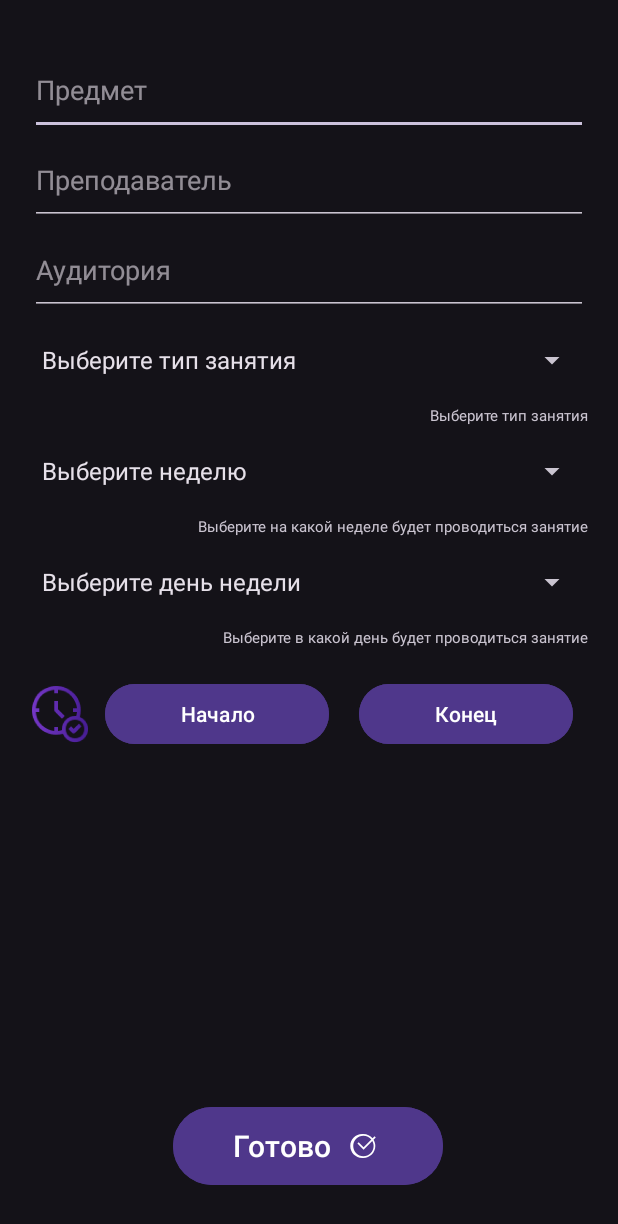
After one commit to ersnick/Schedule, an Android app: the layout activity_edit_lesson.xml on its own in the app's theme, with its tools: preview values and no code run, on a phone screen of 412 x 824 dp. The commit adds this screen. Shown: the top 1224 px of the screen. Run offline under Robolectric (Android 15) with nearby library versions, the phone set to English and light mode, and no system bars.

```diff
--- a/app/src/main/java/com/example/schedule/MainActivity.kt
+++ b/app/src/main/java/com/example/schedule/MainActivity.kt
@@ -5,6 +5,7 @@ import androidx.appcompat.app.AppCompatActivity
 import android.os.Bundle
 import android.view.inputmethod.InputBinding
 import android.widget.Button
+import android.widget.TextView
 import androidx.recyclerview.widget.LinearLayoutManager
 import androidx.recyclerview.widget.RecyclerView
 import com.example.schedule.databinding.ActivityMainBinding
--- a/app/src/main/java/com/example/schedule/addLessonActivity.kt
+++ b/app/src/main/java/com/example/schedule/addLessonActivity.kt
@@ -50,6 +50,8 @@ class addLessonActivity : AppCompatActivity() {
 
                 val db = DbHelper(this, null)
                 db.addLesson(lesson)
+
+                //TODO обработать вариант выбора "Первая и вторая"
 
                 val intent = Intent(this, MainActivity::class.java)
                 startActivity(intent)
--- /dev/null
+++ b/app/src/main/res/layout/activity_edit_lesson.xml
@@ -0,0 +1,148 @@
+<?xml version="1.0" encoding="utf-8"?>
+<androidx.constraintlayout.widget.ConstraintLayout xmlns:android="http://schemas.android.com/apk/res/android"
+    xmlns:app="http://schemas.android.com/apk/res-auto"
+    xmlns:tools="http://schemas.android.com/tools"
+    android:layout_width="match_parent"
+    android:layout_height="match_parent"
+    tools:context=".addLessonActivity">
+
+  <LinearLayout
+      android:layout_width="match_parent"
+      android:layout_height="match_parent"
+      android:layout_marginHorizontal="20dp"
+      android:layout_marginTop="30dp"
+      android:layout_marginBottom="90dp"
+      android:orientation="vertical"
+      app:layout_constraintEnd_toEndOf="parent"
+      app:layout_constraintStart_toStartOf="parent"
+      app:layout_constraintTop_toTopOf="parent">
+
+    <EditText
+        android:id="@+id/lesson_name"
+        android:layout_width="match_parent"
+        android:layout_height="60dp"
+        android:ems="10"
+        android:hint="Предмет"
+        android:inputType="text" />
+
+    <EditText
+        android:id="@+id/teacher_name"
+        android:layout_width="match_parent"
+        android:layout_height="60dp"
+        android:ems="10"
+        android:hint="Преподаватель"
+        android:inputType="text" />
+
+    <EditText
+        android:id="@+id/classroom"
+        android:layout_width="match_parent"
+        android:layout_height="60dp"
+        android:ems="10"
+        android:hint="Аудитория"
+        android:inputType="text" />
+
+    <Spinner
+        android:id="@+id/type_of_lesson"
+        android:layout_width="match_parent"
+        android:layout_height="60dp"
+        android:entries="@array/typeOfLesson"
+        android:popupBackground="?attr/popupMenuBackground" />
+
+    <TextView
+        android:id="@+id/help_type"
+        android:layout_width="match_parent"
+        android:layout_height="wrap_content"
+        android:gravity="end"
+        android:text="Выберите тип занятия"
+        android:textSize="10sp" />
+
+    <Spinner
+        android:id="@+id/number_of_week"
+        android:layout_width="match_parent"
+        android:layout_height="60dp"
+        android:entries="@array/numberOfWeek"
+        android:popupBackground="?attr/popupMenuBackground" />
+
+    <TextView
+        android:id="@+id/help_week"
+        android:layout_width="match_parent"
+        android:layout_height="wrap_content"
+        android:gravity="end"
+        android:text="Выберите на какой неделе будет проводиться занятие"
+        android:textSize="10sp" />
+
+    <Spinner
+        android:id="@+id/days"
+        android:layout_width="match_parent"
+        android:layout_height="60dp"
+        android:entries="@array/days"
+        android:popupBackground="?attr/popupMenuBackground" />
+
+    <TextView
+        android:id="@+id/help_day"
+        android:layout_width="match_parent"
+        android:layout_height="wrap_content"
+        android:gravity="end"
+        android:text="Выберите в какой день будет проводиться занятие"
+        android:textSize="10sp" />
+
+    <LinearLayout
+        android:layout_width="match_parent"
+        android:layout_height="wrap_content"
+        android:layout_marginVertical="20dp"
+        android:orientation="horizontal">
+
+      <ImageView
+          android:id="@+id/icon_view"
+          android:layout_width="40dp"
+          android:layout_height="match_parent"
+          android:src="@mipmap/ic_clock_foreground" />
+
+      <Button
+          android:id="@+id/time_start"
+          android:layout_width="wrap_content"
+          android:layout_height="wrap_content"
+          android:layout_marginHorizontal="10dp"
+          android:layout_weight="1"
+          android:backgroundTint="#4F378B"
+          android:textColor="#FFFFFF"
+          android:text="Начало" />
+
+      <Button
+          android:id="@+id/time_end"
+          android:layout_width="wrap_content"
+          android:layout_height="wrap_content"
+          android:layout_weight="1"
+          android:layout_marginHorizontal="10dp"
+          android:backgroundTint="#4F378B"
+          android:textColor="#FFFFFF"
+          android:text="Конец" />
+
+    </LinearLayout>
+
+
+
+  </LinearLayout>
+
+  <Button
+      android:id="@+id/button_done"
+      android:layout_width="180dp"
+      android:layout_height="60dp"
+      android:layout_gravity="center_horizontal"
+      android:layout_marginBottom="30dp"
+      android:backgroundTint="#4F378B"
+      android:clickable="true"
+      android:insetRight="0dp"
+      android:text="Готово"
+      android:textColor="#FFFFFF"
+      android:textSize="20sp"
+      app:icon="@drawable/ic_check_mark_foreground"
+      app:iconGravity="textEnd"
+      app:iconPadding="8dp"
+      app:iconSize="28dp"
+      app:iconTint="#FFFFFF"
+      app:layout_constraintBottom_toBottomOf="parent"
+      app:layout_constraintEnd_toEndOf="parent"
+      app:layout_constraintHorizontal_bias="0.498"
+      app:layout_constraintStart_toStartOf="parent" />
+</androidx.constraintlayout.widget.ConstraintLayout>
```
Also changed, not shown: app/src/main/java/com/example/schedule/DbHelper.kt (+27 -2 lines), app/src/main/java/com/example/schedule/EditLesson.kt (added, +11 -0 lines), app/src/main/java/com/example/schedule/LessonsAdapter.kt (+35 -2 lines), app/src/main/res/layout/lesson_in_list.xml (+15 -4 lines), app/src/main/res/layout/remove_or_edit_dialog.xml (added, +43 -0 lines).
